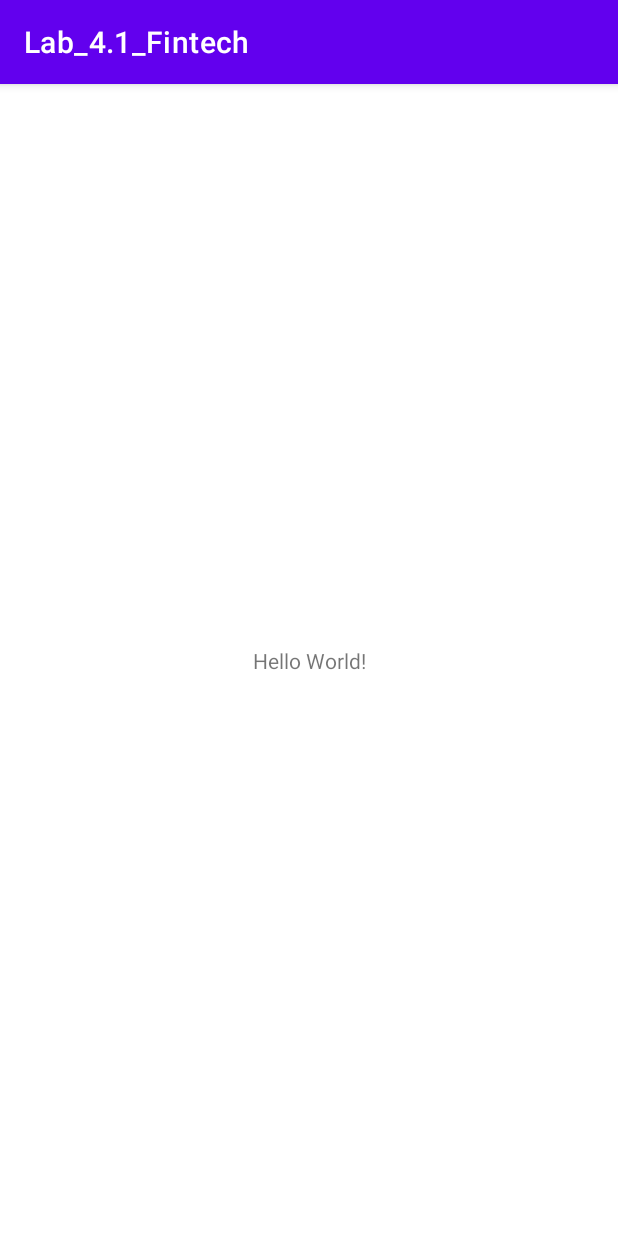
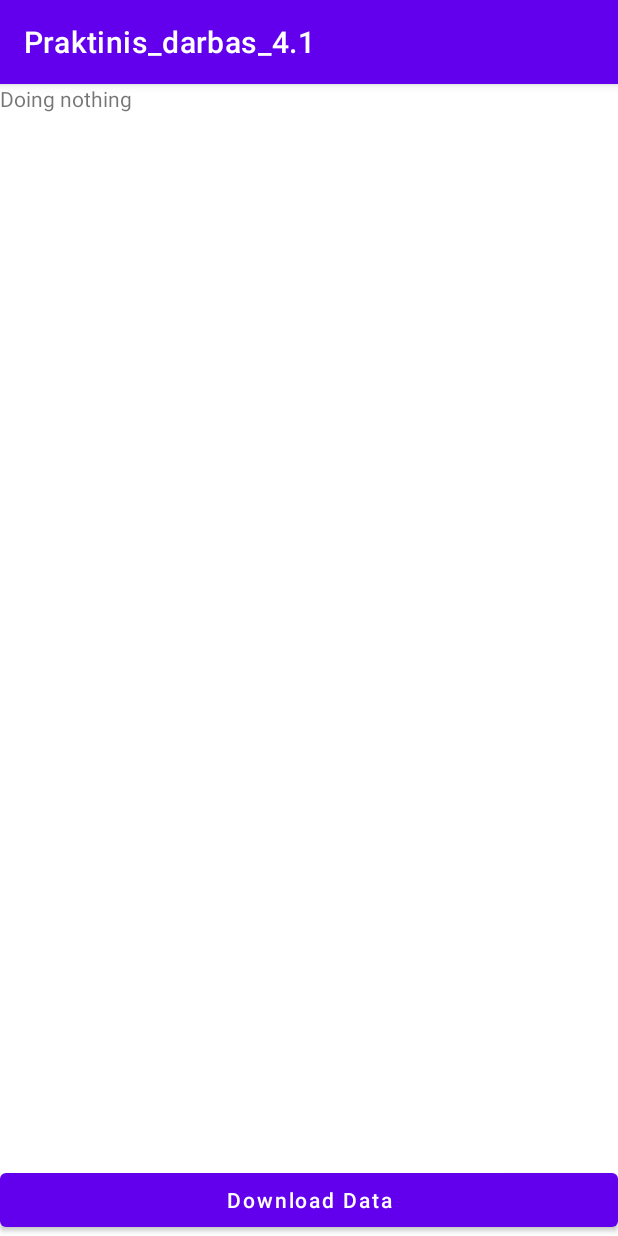
Before and after one commit to brigitavai/Lab_4.1_Fintech, an Android app: the screen it shows after launch (MainActivity), on a phone screen of 412 x 824 dp. Run offline under Robolectric (Android 15) with nearby library versions, the phone set to English and light mode, and no system bars.

Commit message:
Changes made

```diff
--- a/app/src/main/AndroidManifest.xml
+++ b/app/src/main/AndroidManifest.xml
@@ -1,7 +1,7 @@
 <?xml version="1.0" encoding="utf-8"?>
 <manifest xmlns:android="http://schemas.android.com/apk/res/android"
     package="com.example.lab_41_fintech">
-
+    <uses-permission android:name="android.permission.INTERNET" />
     <application
         android:allowBackup="true"
         android:icon="@mipmap/ic_launcher"
--- a/app/src/main/res/layout/activity_main.xml
+++ b/app/src/main/res/layout/activity_main.xml
@@ -7,12 +7,34 @@
     tools:context=".MainActivity">
 
     <TextView
-        android:layout_width="wrap_content"
+        android:id="@+id/tvContent"
+        android:layout_width="match_parent"
         android:layout_height="wrap_content"
-        android:text="Hello World!"
-        app:layout_constraintBottom_toBottomOf="parent"
+        android:text="Doing nothing"
+        app:layout_constraintBottom_toTopOf="@+id/btnDownload"
+        app:layout_constraintHorizontal_bias="1.0"
         app:layout_constraintLeft_toLeftOf="parent"
         app:layout_constraintRight_toRightOf="parent"
-        app:layout_constraintTop_toTopOf="parent" />
+        app:layout_constraintTop_toTopOf="parent"
+        app:layout_constraintVertical_bias="0.0" />
+
+    <Button
+        android:id="@+id/btnDownload"
+        android:layout_width="match_parent"
+        android:layout_height="wrap_content"
+        android:textAllCaps="false"
+        android:text="Download Data"
+        android:onClick="onBtnDownloadClick"
+        app:layout_constraintBottom_toBottomOf="parent" />
+
+    <ListView
+        android:id="@+id/lvcur"
+        android:layout_width="371dp"
+        android:layout_height="542dp"
+        app:layout_constraintBottom_toTopOf="@+id/btnDownload"
+        app:layout_constraintEnd_toEndOf="parent"
+        app:layout_constraintStart_toStartOf="parent"
+        app:layout_constraintTop_toBottomOf="@+id/tvContent"
+        app:layout_constraintVertical_bias="0.688" />
 
 </androidx.constraintlayout.widget.ConstraintLayout>
--- a/app/src/main/res/values/strings.xml
+++ b/app/src/main/res/values/strings.xml
@@ -1,3 +1,3 @@
 <resources>
-    <string name="app_name">Lab_4.1_Fintech</string>
+    <string name="app_name">Praktinis_darbas_4.1</string>
 </resources>
```
Also changed, not shown: app/src/main/java/com/example/lab_41_fintech/Constants.java (added, +7 -0 lines), app/src/main/java/com/example/lab_41_fintech/DataLoader.java (added, +19 -0 lines), app/src/main/java/com/example/lab_41_fintech/DataManager.java (added, +34 -0 lines), app/src/main/java/com/example/lab_41_fintech/MainActivity.java (+39 -0 lines), app/src/main/java/com/example/lab_41_fintech/XmlParser.java (added, +42 -0 lines).
